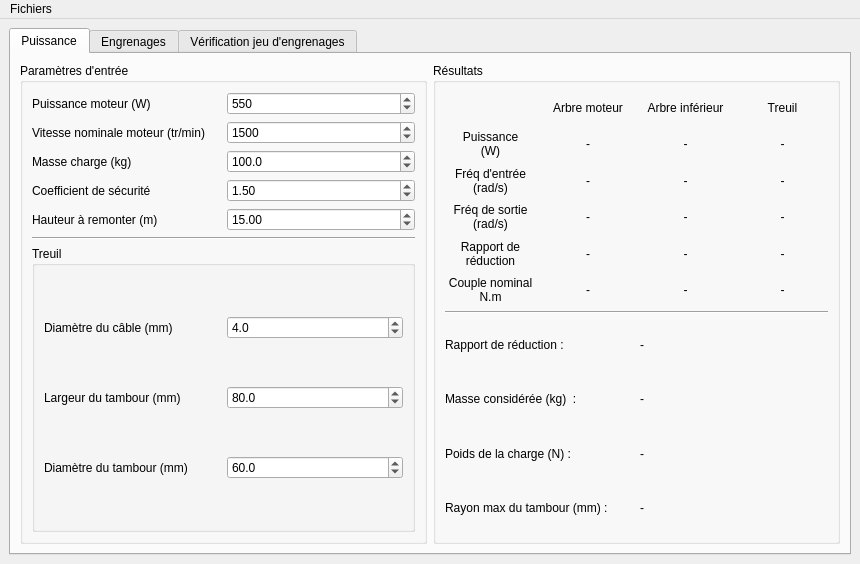
Cypher-0/UI_calc_engr_S3A, file UI_engr/mainwindow.ui: the form before one commit.
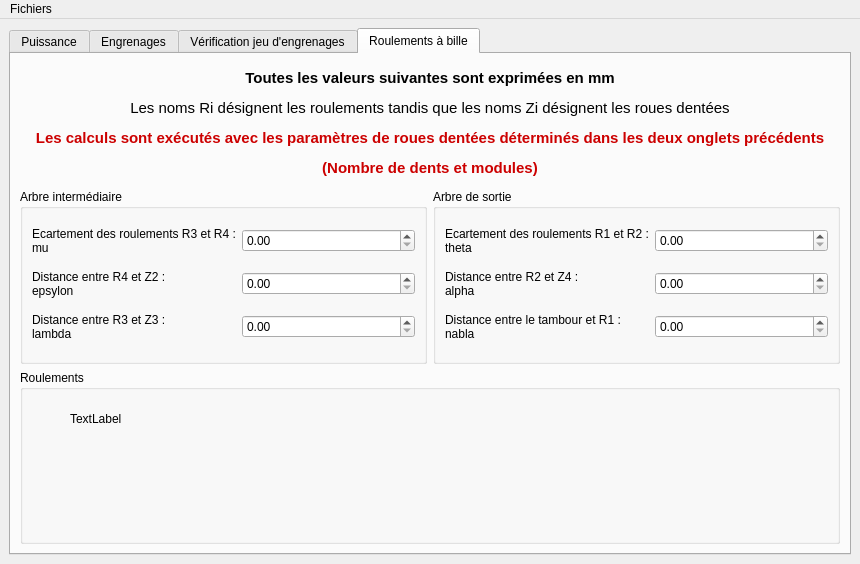
The form after the commit. Icons and pictures are not drawn.

Commit message: Correction + ajouts des roulements en cours

```diff
--- a/UI_engr/mainwindow.ui
+++ b/UI_engr/mainwindow.ui
@@ -22,7 +22,7 @@
     <item>
      <widget class="QTabWidget" name="tabWidget">
       <property name="currentIndex">
-       <number>0</number>
+       <number>3</number>
       </property>
       <widget class="QWidget" name="tab_power">
        <attribute name="title">
@@ -1286,6 +1286,146 @@
         </item>
        </layout>
       </widget>
+      <widget class="QWidget" name="tab_bearing">
+       <attribute name="title">
+        <string>Roulements à bille</string>
+       </attribute>
+       <layout class="QGridLayout" name="gridLayout_7">
+        <item row="0" column="1" colspan="2">
+         <widget class="QLabel" name="lbl_disp_bear_unit">
+          <property name="maximumSize">
+           <size>
+            <width>16777215</width>
+            <height>120</height>
+           </size>
+          </property>
+          <property name="text">
+           <string>&lt;!DOCTYPE HTML PUBLIC &quot;-//W3C//DTD HTML 4.0//EN&quot; &quot;http://www.w3.org/TR/REC-html40/strict.dtd&quot;&gt;
+&lt;html&gt;&lt;head&gt;&lt;meta name=&quot;qrichtext&quot; content=&quot;1&quot; /&gt;&lt;style type=&quot;text/css&quot;&gt;
+p, li { white-space: pre-wrap; }
+&lt;/style&gt;&lt;/head&gt;&lt;body style=&quot; font-family:'Ubuntu'; font-size:11pt; font-weight:400; font-style:normal;&quot;&gt;
+&lt;p style=&quot; margin-top:12px; margin-bottom:12px; margin-left:0px; margin-right:0px; -qt-block-indent:0; text-indent:0px;&quot;&gt;&lt;span style=&quot; font-weight:600;&quot;&gt;Toutes les valeurs suivantes sont exprimées en mm&lt;/span&gt;&lt;/p&gt;
+&lt;p style=&quot; margin-top:12px; margin-bottom:12px; margin-left:0px; margin-right:0px; -qt-block-indent:0; text-indent:0px;&quot;&gt;Les noms Ri désignent les roulements tandis que les noms Zi désignent les roues dentées&lt;/p&gt;
+&lt;p style=&quot; margin-top:12px; margin-bottom:12px; margin-left:0px; margin-right:0px; -qt-block-indent:0; text-indent:0px;&quot;&gt;&lt;span style=&quot; font-weight:600; color:#cc0000;&quot;&gt;Les calculs sont exécutés avec les paramètres de roues dentées déterminés dans les deux onglets précédents&lt;/span&gt;&lt;/p&gt;
+&lt;p style=&quot; margin-top:12px; margin-bottom:12px; margin-left:0px; margin-right:0px; -qt-block-indent:0; text-indent:0px;&quot;&gt;&lt;span style=&quot; font-weight:600; color:#cc0000;&quot;&gt;(Nombre de dents et modules)&lt;/span&gt;&lt;/p&gt;&lt;/body&gt;&lt;/html&gt;</string>
+          </property>
+          <property name="alignment">
+           <set>Qt::AlignCenter</set>
+          </property>
+         </widget>
+        </item>
+        <item row="3" column="1">
+         <widget class="QGroupBox" name="gb_bear_ls">
+          <property name="title">
+           <string>Arbre intermédiaire</string>
+          </property>
+          <layout class="QGridLayout" name="gridLayout_8">
+           <item row="2" column="1">
+            <widget class="QLabel" name="lbl_disp_bear_B4Z2">
+             <property name="text">
+              <string>Distance entre R4 et Z2 :
+epsylon</string>
+             </property>
+             <property name="alignment">
+              <set>Qt::AlignLeading|Qt::AlignLeft|Qt::AlignVCenter</set>
+             </property>
+            </widget>
+           </item>
+           <item row="2" column="2">
+            <widget class="QDoubleSpinBox" name="dsb_bear_B4Z2"/>
+           </item>
+           <item row="1" column="1">
+            <widget class="QLabel" name="lbl_disp_bear_B3B4">
+             <property name="text">
+              <string>Ecartement des roulements R3 et R4 :
+mu</string>
+             </property>
+             <property name="alignment">
+              <set>Qt::AlignLeading|Qt::AlignLeft|Qt::AlignVCenter</set>
+             </property>
+            </widget>
+           </item>
+           <item row="1" column="2">
+            <widget class="QDoubleSpinBox" name="dsb_bear_B3B4"/>
+           </item>
+           <item row="3" column="1">
+            <widget class="QLabel" name="lbl_disp_bear_B3Z3">
+             <property name="text">
+              <string>Distance entre R3 et Z3 :
+lambda</string>
+             </property>
+            </widget>
+           </item>
+           <item row="3" column="2">
+            <widget class="QDoubleSpinBox" name="dsb_bear_B3Z3"/>
+           </item>
+          </layout>
+         </widget>
+        </item>
+        <item row="3" column="2">
+         <widget class="QGroupBox" name="gb_bear_ws">
+          <property name="title">
+           <string>Arbre de sortie</string>
+          </property>
+          <layout class="QGridLayout" name="gridLayout_9">
+           <item row="2" column="1">
+            <widget class="QDoubleSpinBox" name="dsb_bear_spoolB1"/>
+           </item>
+           <item row="0" column="1">
+            <widget class="QDoubleSpinBox" name="dsb_bear_B1B2"/>
+           </item>
+           <item row="0" column="0">
+            <widget class="QLabel" name="lbl_disp_bear_B1B2">
+             <property name="text">
+              <string>Ecartement des roulements R1 et R2 :
+theta</string>
+             </property>
+            </widget>
+           </item>
+           <item row="2" column="0">
+            <widget class="QLabel" name="lbl_disp_bear_spoolB1">
+             <property name="text">
+              <string>Distance entre le tambour et R1 :
+nabla</string>
+             </property>
+            </widget>
+           </item>
+           <item row="1" column="0">
+            <widget class="QLabel" name="lbl_disp_bear_B2Z4">
+             <property name="text">
+              <string>Distance entre R2 et Z4 :
+alpha</string>
+             </property>
+            </widget>
+           </item>
+           <item row="1" column="1">
+            <widget class="QDoubleSpinBox" name="dsb_bear_B2Z4"/>
+           </item>
+          </layout>
+         </widget>
+        </item>
+        <item row="4" column="1" colspan="2">
+         <widget class="QGroupBox" name="groupBox">
+          <property name="title">
+           <string>Roulements</string>
+          </property>
+          <widget class="QLabel" name="label">
+           <property name="geometry">
+            <rect>
+             <x>50</x>
+             <y>40</y>
+             <width>67</width>
+             <height>17</height>
+            </rect>
+           </property>
+           <property name="text">
+            <string>TextLabel</string>
+           </property>
+          </widget>
+         </widget>
+        </item>
+       </layout>
+      </widget>
      </widget>
     </item>
    </layout>
```
The commit also changes 4 other files.
